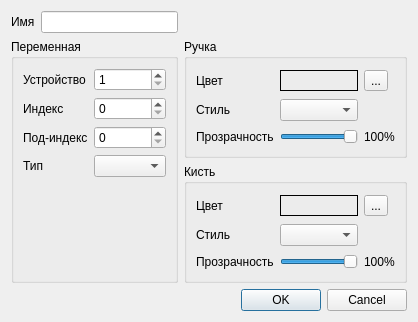
Above: signalcurveeditdlg.ui from catompiler/QCanDrive before the change. Below: the same form after it.
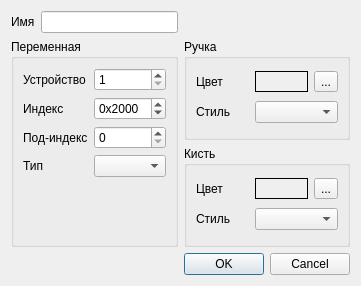
That is the form after the change.

What changed in the file:
```diff
--- a/signalcurveeditdlg.ui
+++ b/signalcurveeditdlg.ui
@@ -6,8 +6,8 @@
    <rect>
     <x>0</x>
     <y>0</y>
-    <width>418</width>
-    <height>322</height>
+    <width>357</width>
+    <height>286</height>
    </rect>
   </property>
   <property name="windowTitle">
@@ -53,8 +53,17 @@
       </item>
       <item row="1" column="1">
        <widget class="QSpinBox" name="sbIndex">
+        <property name="prefix">
+         <string>0x</string>
+        </property>
         <property name="maximum">
-         <number>255</number>
+         <number>65535</number>
+        </property>
+        <property name="value">
+         <number>8192</number>
+        </property>
+        <property name="displayIntegerBase">
+         <number>16</number>
         </property>
        </widget>
       </item>
@@ -110,7 +119,7 @@
      <property name="title">
       <string>Ручка</string>
      </property>
-     <layout class="QGridLayout" name="gridLayout_3">
+     <layout class="QGridLayout" name="gridLayout_2">
       <item row="0" column="0">
        <widget class="QLabel" name="lblPenColor">
         <property name="text">
@@ -120,11 +129,11 @@
       </item>
       <item row="0" column="1">
        <widget class="QFrame" name="frPenColor">
-        <property name="frameShape">
-         <enum>QFrame::Box</enum>
+        <property name="autoFillBackground">
+         <bool>true</bool>
         </property>
-        <property name="frameShadow">
-         <enum>QFrame::Plain</enum>
+        <property name="frameShape">
+         <enum>QFrame::Panel</enum>
         </property>
        </widget>
       </item>
@@ -142,36 +151,9 @@
         </property>
        </widget>
       </item>
-      <item row="1" column="1">
+      <item row="1" column="1" colspan="2">
        <widget class="QComboBox" name="cbPenStyle"/>
       </item>
-      <item row="2" column="0">
-       <widget class="QLabel" name="lblPenTransp">
-        <property name="text">
-         <string>Прозрачность</string>
-        </property>
-       </widget>
-      </item>
-      <item row="2" column="1">
-       <widget class="QSlider" name="slPenTransp">
-        <property name="maximum">
-         <number>100</number>
-        </property>
-        <property name="value">
-         <number>100</number>
-        </property>
-        <property name="orientation">
-         <enum>Qt::Horizontal</enum>
-        </property>
-       </widget>
-      </item>
-      <item row="2" column="2">
-       <widget class="QLabel" name="lblPenTranspVal">
-        <property name="text">
-         <string>100%</string>
-        </property>
-       </widget>
-      </item>
      </layout>
     </widget>
    </item>
@@ -180,27 +162,27 @@
      <property name="title">
       <string>Кисть</string>
      </property>
-     <layout class="QGridLayout" name="gridLayout_2">
-      <item row="2" column="0">
-       <widget class="QLabel" name="lblBrushTransp">
+     <layout class="QGridLayout" name="gridLayout_3">
+      <item row="0" column="0">
+       <widget class="QLabel" name="lblBrushColor">
         <property name="text">
-         <string>Прозрачность</string>
+         <string>Цвет</string>
         </property>
        </widget>
       </item>
       <item row="0" column="1">
        <widget class="QFrame" name="frBrushColor">
+        <property name="autoFillBackground">
+         <bool>true</bool>
+        </property>
         <property name="frameShape">
-         <enum>QFrame::Box</enum>
+         <enum>QFrame::Panel</enum>
         </property>
         <property name="frameShadow">
          <enum>QFrame::Plain</enum>
         </property>
        </widget>
       </item>
-      <item row="1" column="1">
-       <widget class="QComboBox" name="cbBrushStyle"/>
-      </item>
       <item row="0" column="2">
        <widget class="QToolButton" name="tbBrushColorSel">
         <property name="text">
@@ -208,13 +190,6 @@
         </property>
        </widget>
       </item>
-      <item row="2" column="2">
-       <widget class="QLabel" name="lblBrushTranspVal">
-        <property name="text">
-         <string>100%</string>
-        </property>
-       </widget>
-      </item>
       <item row="1" column="0">
        <widget class="QLabel" name="lblBrushStyle">
         <property name="text">
@@ -222,25 +197,8 @@
         </property>
        </widget>
       </item>
-      <item row="0" column="0">
-       <widget class="QLabel" name="lblBrushColor">
-        <property name="text">
-         <string>Цвет</string>
-        </property>
-       </widget>
-      </item>
-      <item row="2" column="1">
-       <widget class="QSlider" name="slBrushTransp">
-        <property name="maximum">
-         <number>100</number>
-        </property>
-        <property name="value">
-         <number>100</number>
-        </property>
-        <property name="orientation">
-         <enum>Qt::Horizontal</enum>
-        </property>
-       </widget>
+      <item row="1" column="1" colspan="2">
+       <widget class="QComboBox" name="cbBrushStyle"/>
       </item>
      </layout>
     </widget>
```
